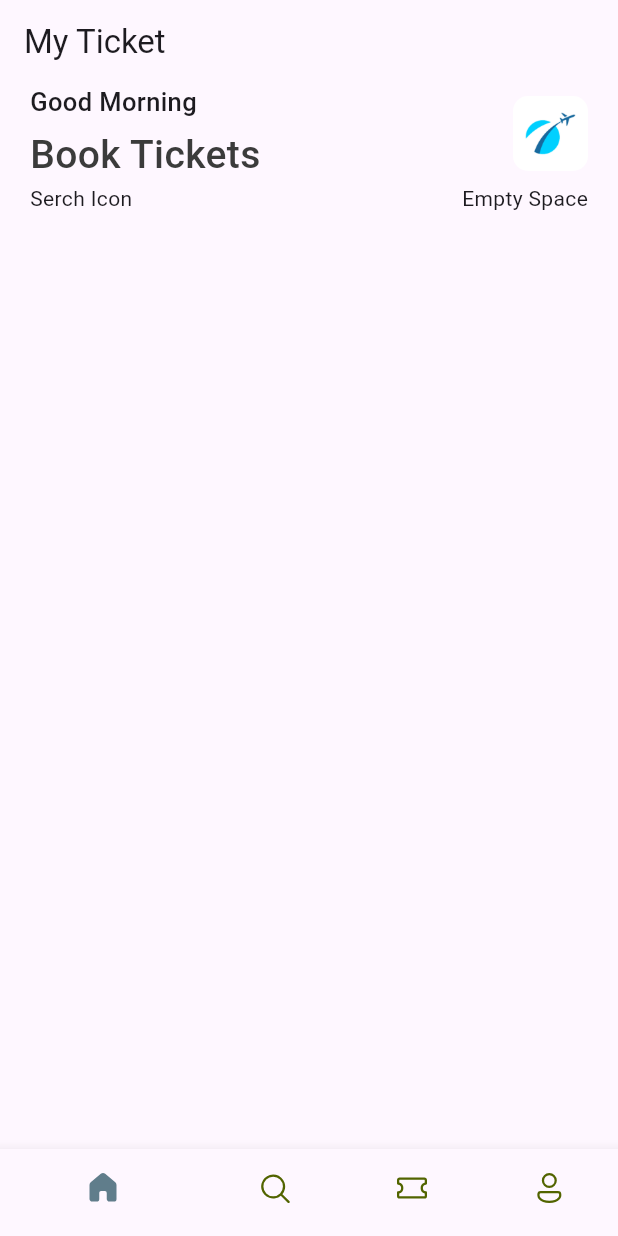
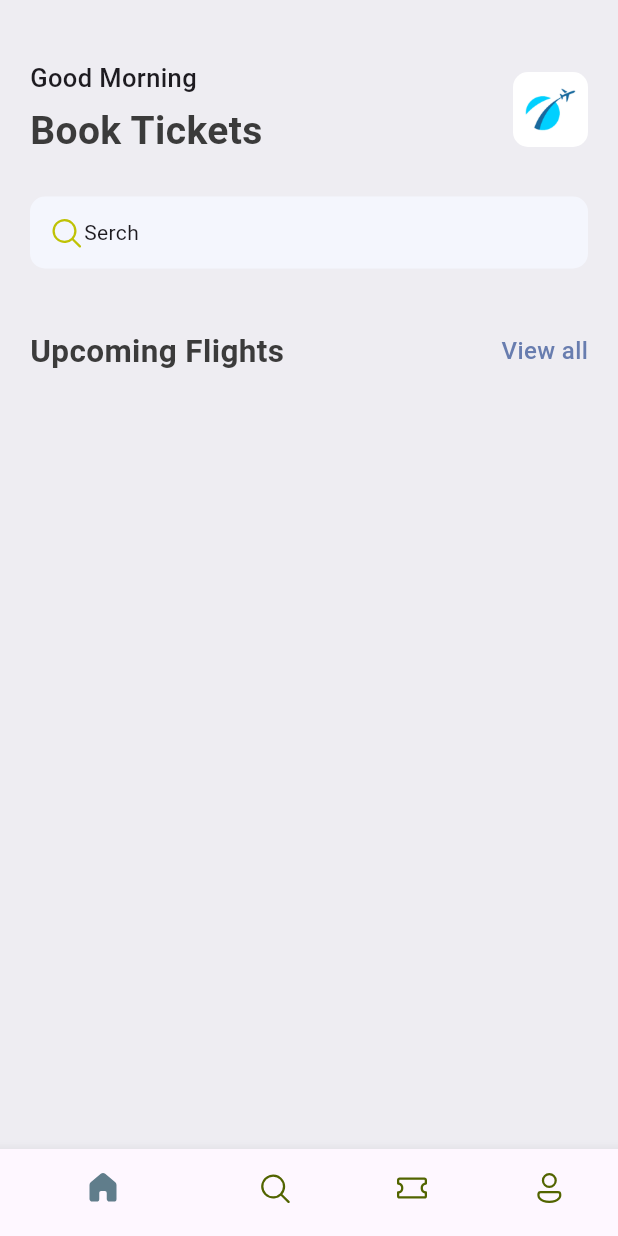
Before and after one commit to jose-oyuko/ticket-app, a Flutter app: the screen it shows after launch, on a phone screen of 412 x 824 dp. Run offline on Flutter 3.47's test engine with Material 3 defaults, Android fonts, the phone set to English and light mode, and no system bars; our stand-ins replace fluentui_icons.

Commit message:
finished header part

```diff
--- a/lib/base/bottom_nav_bar.dart
+++ b/lib/base/bottom_nav_bar.dart
@@ -28,7 +28,6 @@ class _BottomNavBarState extends State<BottomNavBar> {
   @override
   Widget build(BuildContext context) {
     return Scaffold(
-      appBar: AppBar(title: Text("My Ticket")),
       body: appScreens[_selectedIndex],
       bottomNavigationBar: BottomNavigationBar(
         currentIndex: _selectedIndex,
--- a/lib/base/res/style/app_styles.dart
+++ b/lib/base/res/style/app_styles.dart
@@ -4,10 +4,21 @@ Color primary = const Color(0xFF687daf);
 
 class AppStyles {
   static Color primaryColor = primary;
+  static Color bgColor = Color(0xFFeeedf2);
   static Color textColor = const Color(0xFF3b3b3b);
+  static TextStyle textStyle = TextStyle(
+    fontSize: 16,
+    fontWeight: FontWeight.w500,
+    color: textColor,
+  );
   static TextStyle headLineStyle1 = TextStyle(
     fontSize: 26,
-    fontWeight: FontWeight.w500,
+    fontWeight: FontWeight.bold,
+    color: textColor,
+  );
+  static TextStyle headLineStyle2 = TextStyle(
+    fontSize: 21,
+    fontWeight: FontWeight.bold,
     color: textColor,
   );
   static TextStyle headLineStyle3 = TextStyle(
--- /dev/null
+++ b/lib/base/widgets/app_double_text.dart
@@ -0,0 +1,29 @@
+import 'package:flutter/material.dart';
+import 'package:flutter_projects/base/res/style/app_styles.dart';
+
+class AppDoubleText extends StatelessWidget {
+  const AppDoubleText({
+    super.key,
+    required this.bigText,
+    required this.smallText,
+  });
+  final String bigText;
+  final String smallText;
+
+  @override
+  Widget build(BuildContext context) {
+    return Row(
+      mainAxisAlignment: MainAxisAlignment.spaceBetween,
+      children: [
+        Text(bigText, style: AppStyles.headLineStyle2),
+        InkWell(
+          onTap: () {},
+          child: Text(
+            smallText,
+            style: AppStyles.textStyle.copyWith(color: AppStyles.primaryColor),
+          ),
+        ),
+      ],
+    );
+  }
+}
--- a/lib/main.dart
+++ b/lib/main.dart
@@ -11,8 +11,8 @@ class MyApp extends StatelessWidget {
   @override
   Widget build(BuildContext context) {
     return MaterialApp(
-      title: 'Flutter Demo',
-      theme: ThemeData(),
+      debugShowCheckedModeBanner: false,
+      // theme: ThemeData(),
       home: BottomNavBar(),
     );
   }
--- a/lib/screens/home_screen.dart
+++ b/lib/screens/home_screen.dart
@@ -1,6 +1,8 @@
+import 'package:fluentui_icons/fluentui_icons.dart';
 import 'package:flutter/material.dart';
 import 'package:flutter_projects/base/res/media.dart';
 import 'package:flutter_projects/base/res/style/app_styles.dart';
+import 'package:flutter_projects/base/widgets/app_double_text.dart';
 
 class HomeScreen extends StatelessWidget {
   const HomeScreen({super.key});
@@ -8,8 +10,10 @@ class HomeScreen extends StatelessWidget {
   @override
   Widget build(BuildContext context) {
     return Scaffold(
+      backgroundColor: AppStyles.bgColor,
       body: ListView(
         children: [
+          SizedBox(height: 40),
           Container(
             padding: EdgeInsets.symmetric(horizontal: 20),
             child: Column(
@@ -37,9 +41,28 @@ class HomeScreen extends StatelessWidget {
                     ),
                   ],
                 ),
-                Row(
-                  mainAxisAlignment: MainAxisAlignment.spaceBetween,
-                  children: [Text("Serch Icon"), Text("Empty Space")],
+                SizedBox(height: 25),
+                Container(
+                  padding: EdgeInsets.symmetric(horizontal: 12, vertical: 12),
+                  decoration: BoxDecoration(
+                    borderRadius: BorderRadius.circular(10),
+                    color: Color(0xfff4f6fd),
+                  ),
+                  child: Row(
+                    // mainAxisAlignment: MainAxisAlignment.spaceBetween,
+                    children: [
+                      Icon(
+                        FluentSystemIcons.ic_fluent_search_regular,
+                        color: Color(0xFFBFC205),
+                      ),
+                      Text("Serch"),
+                    ],
+                  ),
+                ),
+                SizedBox(height: 40),
+                AppDoubleText(
+                  bigText: 'Upcoming Flights',
+                  smallText: 'View all',
                 ),
               ],
             ),
```
